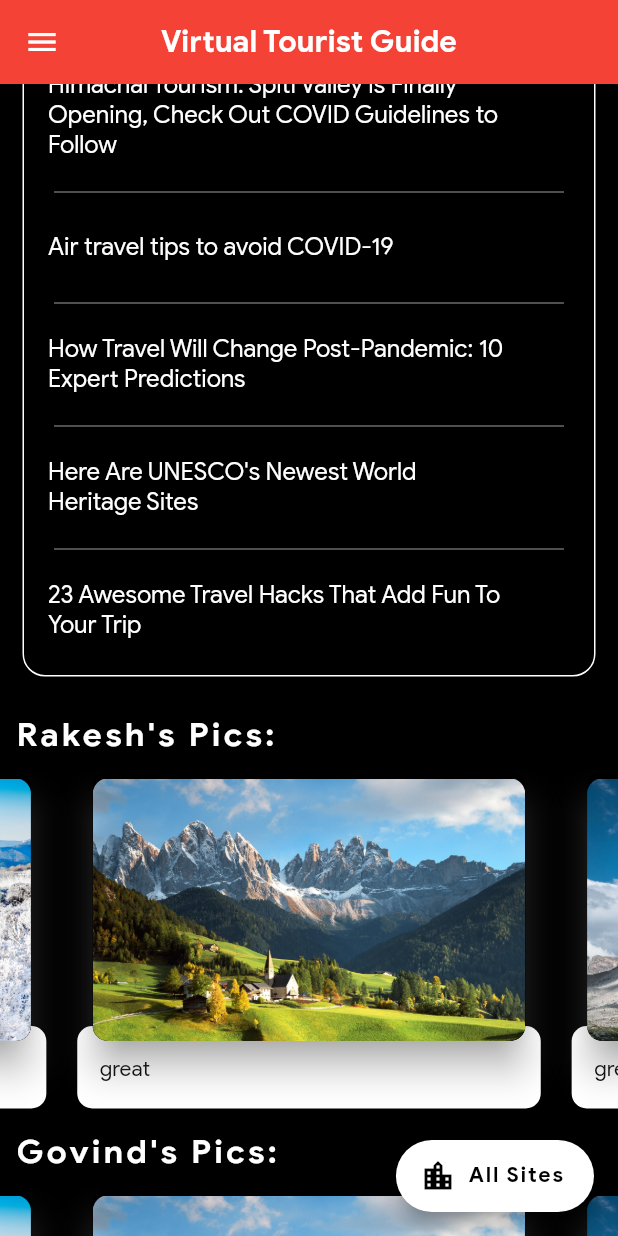
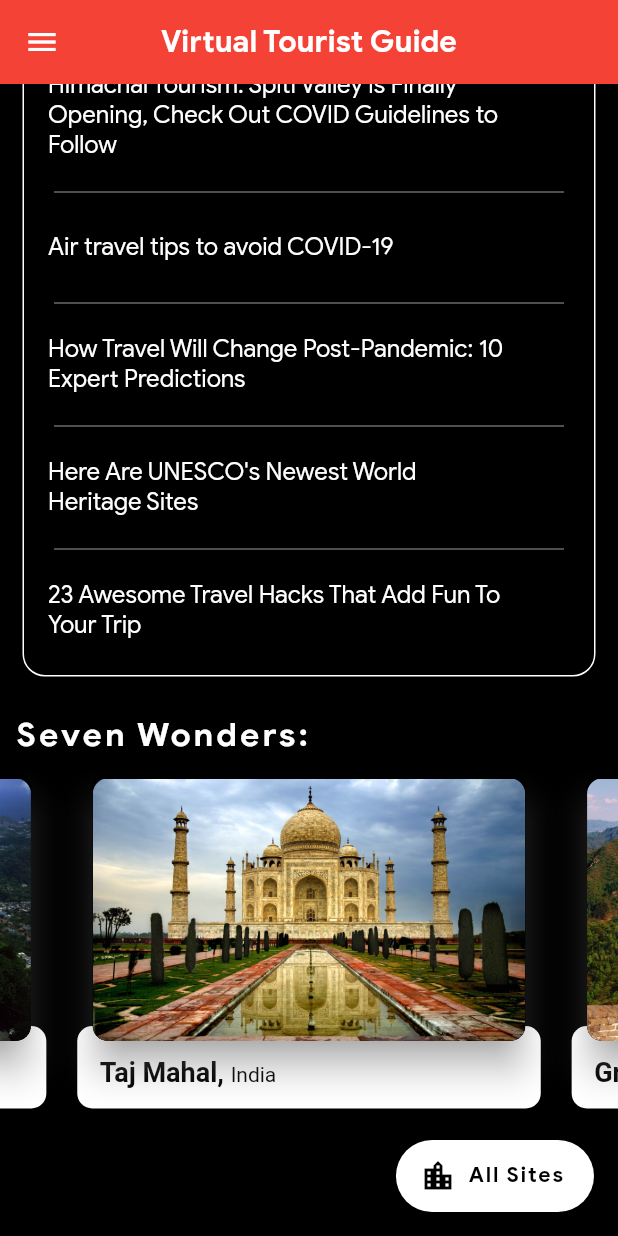
Before and after one commit to shriramrahul7/virtual_tourist_guide, a Flutter app: the screen it shows after launch, scrolled down 458 dp, on a phone screen of 412 x 824 dp. Run offline on Flutter 3.47's test engine with Material 2 defaults, Android fonts, the phone set to English and light mode, and no system bars; drawn by our look-alikes of carousel_slider; our stand-ins replace flutter_map, fluttertoast, latlong, lottie; missing offline and left inert: maps_launcher.

Commit message:
FrontScreen Images,countries_names

```diff
--- a/lib/frontScreen.dart
+++ b/lib/frontScreen.dart
@@ -18,25 +18,122 @@ class _FrontScreenState extends State<FrontScreen> {
 
   List<FrontSites> editorsSites = [
     FrontSites(
-      name: 'dolomite',
+      name: 'Dolomite',
       location: 'Italy',
-      imageUrl: 'assets/dola.jpg',
-      fact: 'great',
+      imageUrl: 'assets/dolamites.jpg',
+      fact: 'They Were The Site Of Some Of World War I’s Fiercest Battles',
       idNumber: '1237',
     ),
     FrontSites(
-      name: 'Taj Mahal',
-      location: 'Italy',
-      imageUrl: 'assets/1.jpg',
-      idNumber: '252',
-      fact: 'gre',
+      name: 'Ajantha Caves',
+      location: 'India',
+      imageUrl: 'assets/Ajantha_Caves.jpg',
+      idNumber: '242',
+      fact:
+      'Though the caves are over 2,000 years old, the Buddha statues had been added close 600 years later.',
     ),
     FrontSites(
-      name: 'great barrier reef',
-      location: 'Italy',
-      imageUrl: 'assets/2.jpg',
+      name: 'Great Barrier Reef',
+      location: 'Australia',
+      imageUrl: 'assets/Greatbarrierreef.jpg',
       idNumber: '154',
-      fact: 'gret',
+      fact:
+      ' It’s the only place on earth where two UNESCO World Heritage Sites meet. ',
+    ),
+    FrontSites(
+      name: 'Mount Fuji',
+      location: 'Japan',
+      imageUrl: 'assets/Mount_Fuiji.jpg',
+      idNumber: '1418',
+      fact: 'MT FUJI IS ACTUALLY A STRATOVOLCANO! ',
+    ),
+    FrontSites(
+      name: 'Stonehenge',
+      location: 'England',
+      imageUrl: 'assets/Stonehenge.jpg',
+      idNumber: '373',
+      fact: 'IN ITS EARLY DAYS, STONEHENGE WAS A CEMETERY.  ',
+    ),
+    FrontSites(
+      name: 'Grand Canyon',
+      location: 'United States',
+      imageUrl: 'assets/GrandCanyon.jpg',
+      idNumber: '1094',
+      fact: 'MT FUJI IS ACTUALLY A STRATOVOLCANO! ',
+    ),
+    FrontSites(
+      name: 'Acropolis of Athens',
+      location: 'Greece',
+      imageUrl: 'assets/Acroplis-Athens.jpg',
+      idNumber: '404',
+      fact: 'THE WORLD’S OLDEST WEATHER STATION IS AT ITS BASE.',
+    ),
+    FrontSites(
+      name: 'Himeji Castle',
+      location: 'Japan',
+      imageUrl: 'assets/Himejicastle.jpg',
+      idNumber: '661',
+      fact:
+      'For over 400 years, Himeji Castle has remained intact, even throughout the extensive bombing of Himeji in World War II and natural disasters such as the 1995 Great Hanshin earthquake and various typhoons',
+    ),
+  ];
+
+  List<FrontSites> sevenWonders = [
+    FrontSites(
+      name: 'Taj Mahal',
+      location: 'India',
+      imageUrl: 'assets/Tajmahal.jpg',
+      fact:
+      'The tomb contains 99 different names of Allah as calligraphic inscriptions',
+      idNumber: '252',
+    ),
+    FrontSites(
+      name: 'Great Wall Of China',
+      location: 'China',
+      imageUrl: 'assets/Thegreatwallofchina.jpg',
+      idNumber: '438',
+      fact:
+      'During the Cultural Revolution (1966–1976), many Great Wall bricks were used in building homes, farms, or reservoirs.',
+    ),
+    FrontSites(
+      name: 'Machu Picchu',
+      location: 'Peru',
+      imageUrl: 'assets/Machupichu.jpg',
+      idNumber: '274',
+      fact:
+      'Machu Picchu is made up of more than 150 buildings ranging from baths and houses to temples and sanctuaries. ',
+    ),
+    FrontSites(
+      name: 'Chichen Itza',
+      location: 'Mexico',
+      imageUrl: 'assets/Chichenitza.jpg',
+      idNumber: '483',
+      fact:
+      'It is believed Itza means water magicians, deriving from the Mayan Itz for magic and a for water ',
+    ),
+    FrontSites(
+      name: 'Colosseum',
+      location: 'Rome',
+      imageUrl: 'assets/ColosseumRome.jpg',
+      idNumber: '91',
+      fact:
+      'The arena had 36 trap doors for special effects, as well as many underground passages and rooms to hold wild animals and gladiators before the games began ',
+    ),
+    FrontSites(
+      name: 'Petra',
+      location: 'Jordan',
+      imageUrl: 'assets/Petra.jpg',
+      idNumber: '326',
+      fact:
+      'A Swiss explorer called Johann Ludwig Burckhardt discovered Petra in 1812. Because it was an unknown metropolitan for around 5 centuries, it is also called the ‘Lost City’.',
+    ),
+    FrontSites(
+      name: 'Christ The Redemeer',
+      location: 'Brazil',
+      imageUrl: 'assets/christredemeer.jpg',
+      idNumber: '1100',
+      fact:
+      ' The original design of the statue was different to what we see today. It was intended for Christ to be holding a globe in one hand and a cross in the other, rather than two open arms. ',
     ),
   ];
 
@@ -222,15 +319,11 @@ class _FrontScreenState extends State<FrontScreen> {
               ),
             ),
             FrontScreenSlider(
-              editorsSites: editorsSites,
+              editorsSites: sevenWonders ,
               unescoSites: unescoSites,
-              title: 'Rakesh\'s Pics:',
+              title: 'Seven Wonders:',
             ),
-            FrontScreenSlider(
-              editorsSites: editorsSites,
-              unescoSites: unescoSites,
-              title: 'Govind\'s Pics:',
-            ),
+            Padding(padding:EdgeInsets.all(40) ),
           ],
         ),
       ),
@@ -271,7 +364,7 @@ class FrontScreenSlider extends StatelessWidget {
           CarouselSlider(
             options: CarouselOptions(
               height: 230,
-              // autoPlay: true,
+               autoPlay: true,
             ),
             items: editorsSites
                 .map(
@@ -306,9 +399,24 @@ class FrontScreenSlider extends StatelessWidget {
                                 child: Padding(
                                   padding: const EdgeInsets.only(
                                       top: 20.0, left: 15),
-                                  child: Text(
-                                    e.fact,
-                                    style: TextStyle(color: Colors.black),
+                                  child: RichText(
+                                    text: TextSpan(
+                                      text: e.name + ', ',
+                                      style: TextStyle(
+                                          color: Colors.black,
+                                          fontWeight: FontWeight.bold,
+                                          fontSize: 18),
+                                      children: [
+                                        TextSpan(
+                                          text: e.location,
+                                          style: TextStyle(
+                                              color: Colors.black,
+                                              fontWeight: FontWeight.normal,
+                                              fontSize: 14),
+                                        )
+                                      ],
+                                    ),
+                                    // style: TextStyle(color: Colors.black),
                                   ),
                                 ),
                               ),
```
Also changed, not shown: assets/1.jpg (deleted), assets/Acroplis-Athens.jpg (added), assets/Ajantha_Caves.jpg (renamed from assets/4.jpg), assets/Chichenitza.jpg (added), assets/ColosseumRome.jpg (added), assets/GrandCanyon.jpg (added), assets/Greatbarrierreef.jpg (added), assets/Himejicastle.jpg (added), assets/Machupichu.jpg (added), assets/Mount_Fuiji.jpg (renamed from assets/2.jpg), assets/Petra.jpg (added), assets/Tajmahal.jpg (added), assets/Thegreatwallofchina.jpg (added), assets/christredemeer.jpg (added), 2 more files, 4 other files.
